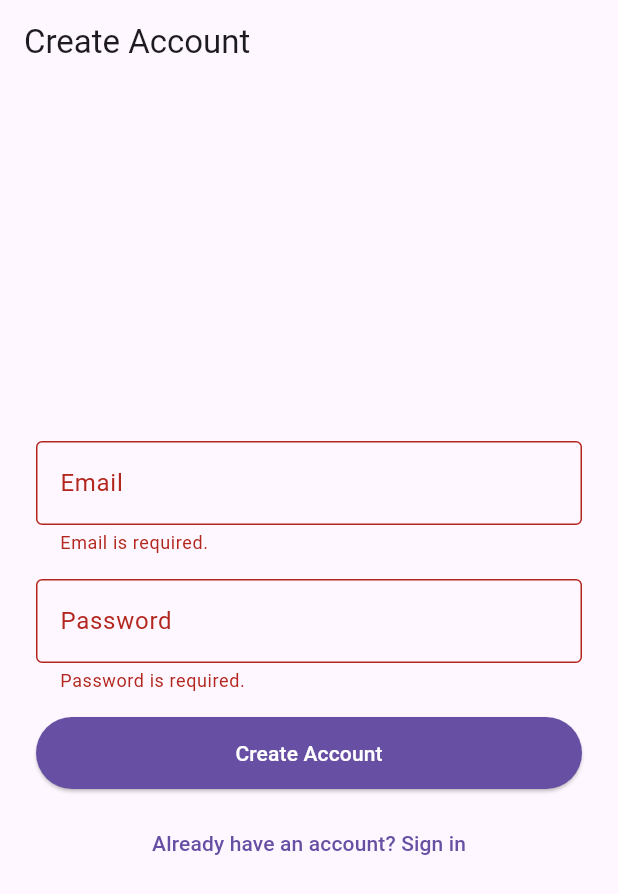
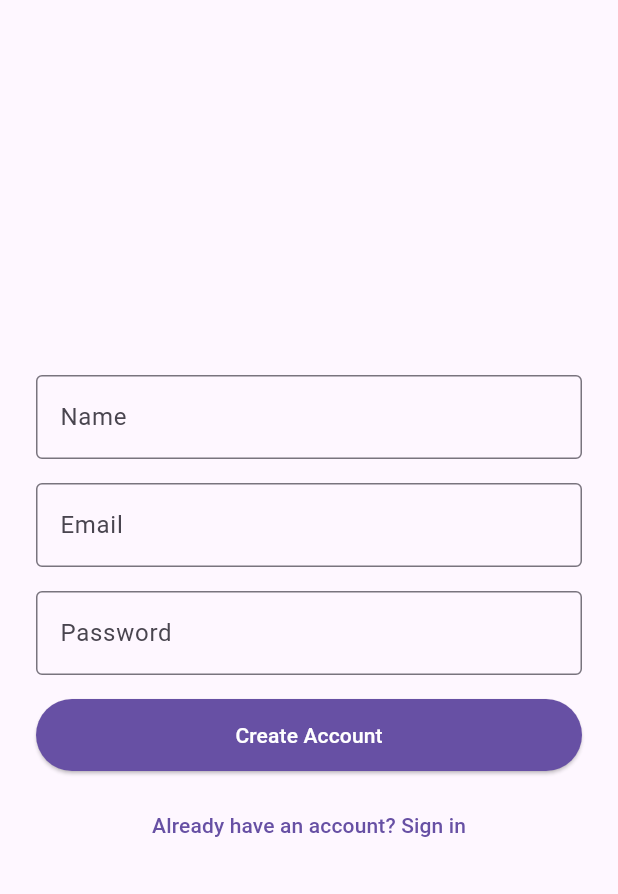
Before and after one commit to yijunthecoder/flutter-budget-app, a Flutter app: the screen it shows after launch, after a tap on "Sign In", after a tap on "Don't have an account? Create one", on a phone screen of 412 x 824 dp. Shown: the top 894 px of the screen. Run offline on Flutter 3.47's test engine with Material 3 defaults, Android fonts, the phone set to English and light mode, and no system bars; our stand-ins replace cloud_firestore, firebase_auth, firebase_core; accounts and stored records are empty.

Commit message:
added alot of files

```diff
--- a/lib/login.dart
+++ b/lib/create_account.dart
@@ -1,24 +1,26 @@
+import 'package:cloud_firestore/cloud_firestore.dart';
 import 'package:firebase_auth/firebase_auth.dart';
 import 'package:flutter/material.dart';
 
-class LoginPage extends StatefulWidget {
-  const LoginPage({super.key});
+class CreateAccountPage extends StatefulWidget {
+  const CreateAccountPage({super.key});
 
   @override
-  State<LoginPage> createState() => _LoginPageState();
+  State<CreateAccountPage> createState() => _CreateAccountPageState();
 }
 
-class _LoginPageState extends State<LoginPage> {
+class _CreateAccountPageState extends State<CreateAccountPage> {
   final _formKey = GlobalKey<FormState>();
+  final _nameController = TextEditingController();
   final _emailController = TextEditingController();
   final _passwordController = TextEditingController();
 
   bool _isLoading = false;
-  bool _isLoginMode = true;
   String? _errorText;
 
   @override
   void dispose() {
+    _nameController.dispose();
     _emailController.dispose();
     _passwordController.dispose();
     super.dispose();
@@ -41,20 +43,31 @@
       final email = _emailController.text.trim();
       final password = _passwordController.text;
 
-      if (_isLoginMode) {
-        await FirebaseAuth.instance.signInWithEmailAndPassword(
-          email: email,
-          password: password,
-        );
-      } else {
-        await FirebaseAuth.instance.createUserWithEmailAndPassword(
-          email: email,
-          password: password,
+      final cred = await FirebaseAuth.instance.createUserWithEmailAndPassword(
+        email: email,
+        password: password,
+      );
+
+      final user = cred.user;
+      if (user != null) {
+        await FirebaseFirestore.instance.collection('users').doc(user.uid).set({
+          'name': _nameController.text.trim(),
+          'email': email,
+          'createdAt': FieldValue.serverTimestamp(),
+        });
+      }
+      if (mounted) {
+        ScaffoldMessenger.of(context).showSnackBar(
+          const SnackBar(
+            content: Text('Account created'),
+            duration: Duration(seconds: 3),
+            backgroundColor: Colors.green,
+          ),
         );
       }
     } on FirebaseAuthException catch (e) {
       setState(() {
-        _errorText = e.message ?? 'Authentication failed.';
+        _errorText = e.message ?? 'Account creation failed.';
       });
     } catch (_) {
       setState(() {
@@ -74,9 +87,6 @@
     final primary = Theme.of(context).colorScheme.primary;
 
     return Scaffold(
-      appBar: AppBar(
-        title: Text(_isLoginMode ? 'Login' : 'Create Account'),
-      ),
       body: Center(
         child: SingleChildScrollView(
           padding: const EdgeInsets.symmetric(horizontal: 24, vertical: 16),
@@ -87,6 +97,22 @@
               child: Column(
                 mainAxisAlignment: MainAxisAlignment.center,
                 children: [
+                  TextFormField(
+                    controller: _nameController,
+                    textCapitalization: TextCapitalization.words,
+                    autofillHints: const [AutofillHints.name],
+                    decoration: const InputDecoration(
+                      labelText: 'Name',
+                      border: OutlineInputBorder(),
+                    ),
+                    validator: (value) {
+                      if (value == null || value.trim().isEmpty) {
+                        return 'Name is required.';
+                      }
+                      return null;
+                    },
+                  ),
+                  const SizedBox(height: 16),
                   TextFormField(
                     controller: _emailController,
                     keyboardType: TextInputType.emailAddress,
@@ -152,24 +178,13 @@
                                 ),
                               ),
                             )
-                          : Text(_isLoginMode ? 'Sign In' : 'Create Account'),
+                          : const Text('Create Account'),
                     ),
                   ),
                   const SizedBox(height: 12),
                   TextButton(
-                    onPressed: _isLoading
-                        ? null
-                        : () {
-                            setState(() {
-                              _isLoginMode = !_isLoginMode;
-                              _errorText = null;
-                            });
-                          },
-                    child: Text(
-                      _isLoginMode
-                          ? "Don't have an account? Create one"
-                          : 'Already have an account? Sign in',
-                    ),
+                    onPressed: _isLoading ? null : () => Navigator.of(context).pop(),
+                    child: const Text('Already have an account? Sign in'),
                   ),
                 ],
               ),
--- /dev/null
+++ b/lib/login_page.dart
@@ -0,0 +1,181 @@
+import 'package:firebase_auth/firebase_auth.dart';
+import 'package:flutter/material.dart';
+import 'package:spendly/create_account.dart';
+
+class LoginPage extends StatefulWidget {
+  const LoginPage({super.key});
+
+  @override
+  State<LoginPage> createState() => _LoginPageState();
+}
+
+class _LoginPageState extends State<LoginPage> {
+  final _formKey = GlobalKey<FormState>();
+  final _emailController = TextEditingController();
+  final _passwordController = TextEditingController();
+
+  bool _isLoading = false;
+  String? _errorText;
+
+  @override
+  void dispose() {
+    _emailController.dispose();
+    _passwordController.dispose();
+    super.dispose();
+  }
+
+  Future<void> _submit() async {
+    setState(() {
+      _errorText = null;
+    });
+
+    if (!_formKey.currentState!.validate()) {
+      return;
+    }
+
+    setState(() {
+      _isLoading = true;
+    });
+
+    try {
+      final email = _emailController.text.trim();
+      final password = _passwordController.text;
+
+      await FirebaseAuth.instance.signInWithEmailAndPassword(
+        email: email,
+        password: password,
+      );
+      if (mounted) {
+        Navigator.of(context).pushReplacementNamed('/main');
+      }
+    } on FirebaseAuthException catch (e) {
+      setState(() {
+        _errorText = e.message ?? 'Authentication failed.';
+      });
+    } catch (_) {
+      setState(() {
+        _errorText = 'Something went wrong. Please try again.';
+      });
+    } finally {
+      if (mounted) {
+        setState(() {
+          _isLoading = false;
+        });
+      }
+    }
+  }
+
+  @override
+  Widget build(BuildContext context) {
+    final primary = Theme.of(context).colorScheme.primary;
+
+    return Scaffold(
+      body: Center(
+        child: SingleChildScrollView(
+          padding: const EdgeInsets.symmetric(horizontal: 24, vertical: 16),
+          child: ConstrainedBox(
+            constraints: const BoxConstraints(maxWidth: 420),
+            child: Form(
+              key: _formKey,
+              child: Column(
+                mainAxisAlignment: MainAxisAlignment.center,
+                children: [
+                  const Text(
+                    'Spendly',
+                    textAlign: TextAlign.center,
+                    style: TextStyle(
+                      fontSize: 28,
+                      fontWeight: FontWeight.w700,
+                    ),
+                  ),
+                  const SizedBox(height: 20),
+                  TextFormField(
+                    controller: _emailController,
+                    keyboardType: TextInputType.emailAddress,
+                    autofillHints: const [AutofillHints.email],
+                    decoration: const InputDecoration(
+                      labelText: 'Email',
+                      border: OutlineInputBorder(),
+                    ),
+                    validator: (value) {
+                      if (value == null || value.trim().isEmpty) {
+                        return 'Email is required.';
+                      }
+                      if (!value.contains('@')) {
+                        return 'Enter a valid email.';
+                      }
+                      return null;
+                    },
+                  ),
+                  const SizedBox(height: 16),
+                  TextFormField(
+                    controller: _passwordController,
+                    obscureText: true,
+                    autofillHints: const [AutofillHints.password],
+                    decoration: const InputDecoration(
+                      labelText: 'Password',
+                      border: OutlineInputBorder(),
+                    ),
+                    validator: (value) {
+                      if (value == null || value.isEmpty) {
+                        return 'Password is required.';
+                      }
+                      if (value.length < 6) {
+                        return 'Minimum 6 characters.';
+                      }
+                      return null;
+                    },
+                  ),
+                  const SizedBox(height: 16),
+                  if (_errorText != null)
+                    Text(
+                      _errorText!,
+                      style: TextStyle(color: Theme.of(context).colorScheme.error),
+                      textAlign: TextAlign.center,
+                    ),
+                  if (_errorText != null) const SizedBox(height: 8),
+                  SizedBox(
+                    width: double.infinity,
+                    height: 48,
+                    child: ElevatedButton(
+                      onPressed: _isLoading ? null : _submit,
+                      style: ElevatedButton.styleFrom(
+                        backgroundColor: primary,
+                        foregroundColor: Colors.white,
+                      ),
+                      child: _isLoading
+                          ? const SizedBox(
+                              width: 20,
+                              height: 20,
+                              child: CircularProgressIndicator(
+                                strokeWidth: 2,
+                                valueColor: AlwaysStoppedAnimation<Color>(
+                                  Colors.white,
+                                ),
+                              ),
+                            )
+                          : const Text('Sign In'),
+                    ),
+                  ),
+                  const SizedBox(height: 12),
+                  TextButton(
+                    onPressed: _isLoading
+                        ? null
+                        : () {
+                            Navigator.of(context).push(
+                              MaterialPageRoute(
+                                builder: (context) => const CreateAccountPage(),
+                              ),
+                            );
+                          },
+                    child: const Text("Don't have an account? Create one"),
+                  ),
+                ],
+              ),
+            ),
+          ),
+        ),
+      ),
+    );
+  }
+}
--- a/lib/main.dart
+++ b/lib/main.dart
@@ -1,5 +1,11 @@
 import 'package:flutter/material.dart';
-import 'package:spendly/login.dart';
+import 'package:spendly/achievements_page.dart';
+import 'package:spendly/budget_page.dart';
+import 'package:spendly/create_account.dart';
+import 'package:spendly/homepage.dart';
+import 'package:spendly/login_page.dart';
+import 'package:spendly/main_screen.dart';
+import 'package:spendly/transactions_page.dart';
 import 'package:firebase_core/firebase_core.dart';
 import 'firebase_options.dart';
 
@@ -11,5 +17,14 @@
   runApp(MaterialApp(
     debugShowCheckedModeBanner: false,
     home: LoginPage(),
+    routes: {
+      '/create-account': (context) => const CreateAccountPage(),
+      '/login': (context) => const LoginPage(),
+      '/home': (context) => const HomePage(),
+      '/transactions': (context) => const TransactionsPage(),
+      '/budget': (context) => const BudgetPage(),
+      '/achievements': (context) => const AchievementsPage(),
+      '/main': (context) => const MainScreen(),
+    },
   ));
 }
--- a/pubspec.yaml
+++ b/pubspec.yaml
@@ -31,6 +31,7 @@
   flutter:
     sdk: flutter
   firebase_auth: ^6.1.4
+  cloud_firestore: ^6.0.2
 
 
   # The following adds the Cupertino Icons font to your application.
```
Also changed, not shown: lib/achievements_page.dart (added, +15 -0 lines), lib/budget_page.dart (added, +15 -0 lines), lib/homepage.dart (added, +127 -0 lines), lib/main_screen.dart (added, +71 -0 lines), lib/transactions_page.dart (added, +15 -0 lines), pubspec.lock, 3 other files.
